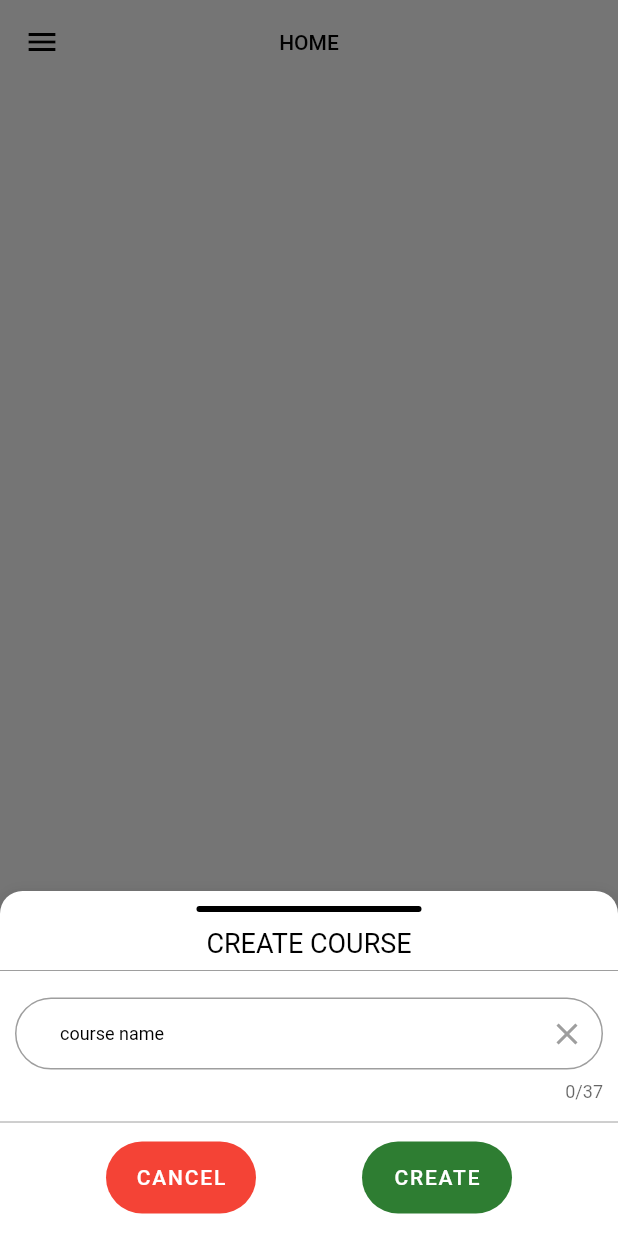
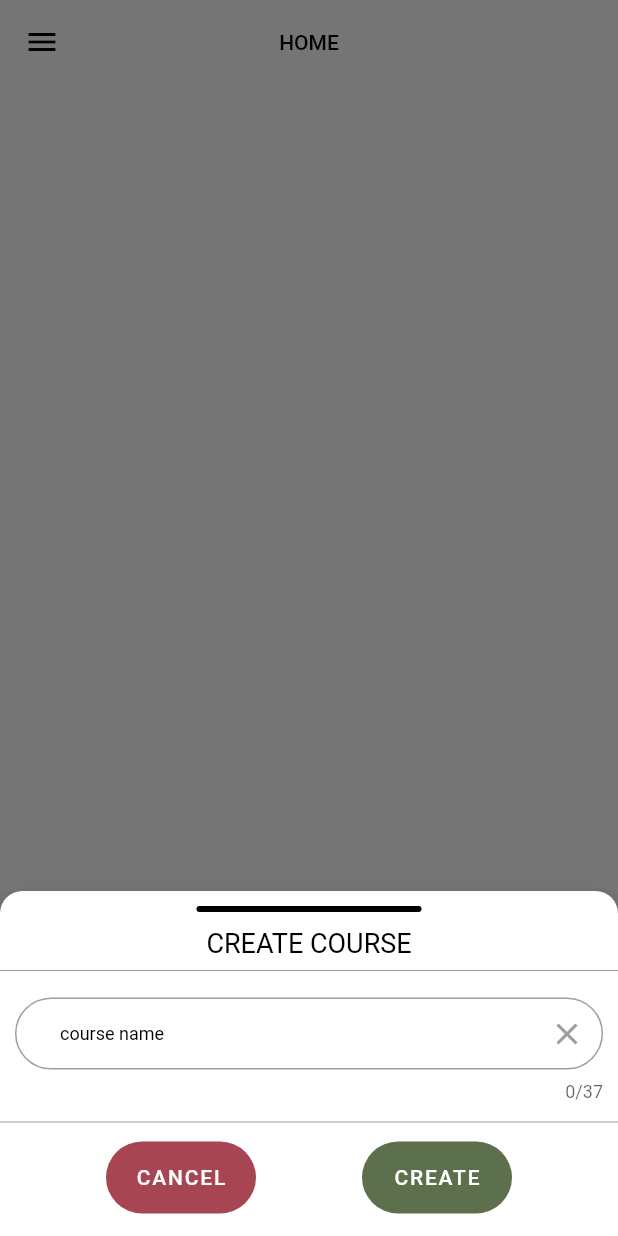
Before and after one commit to ahmed-alhelali/KKU_CONTEST_APPLICATION, a Flutter app: the InstructorWrapperScreen screen opened directly, after a tap on the "add" icon, on a phone screen of 412 x 824 dp. Run offline on Flutter 3.47's test engine with Material 2 defaults, Android fonts, the phone set to English and light mode, and no system bars; our stand-ins replace cloud_firestore, firebase_core, flutter_slidable, font_awesome_flutter, google_fonts, hexcolor and 1 more; missing offline and left inert: cupertino_stepper; accounts and stored records are empty; Roboto replaces fonts that are missing (Ubuntu).

Commit message:
change colors + ignore creation the course if it's already exist

```diff
--- a/lib/models/app_theme.dart
+++ b/lib/models/app_theme.dart
@@ -71,7 +71,7 @@ class AppTheme {
 
   static final lightTheme = ThemeData(
     scaffoldBackgroundColor: Colors.white,
-    backgroundColor: Colors.grey.shade100,
+    backgroundColor: Colors.grey.shade200,
     primaryColor: Colors.white,
     colorScheme: ColorScheme.light(),
     appBarTheme: AppBarTheme(
--- a/lib/widgets/instructor_widgets/instructor_widgets.dart
+++ b/lib/widgets/instructor_widgets/instructor_widgets.dart
@@ -3,6 +3,7 @@ import 'package:flutter/material.dart';
 import 'package:flutter/services.dart';
 import 'package:flutter_slidable/flutter_slidable.dart';
 import 'package:font_awesome_flutter/font_awesome_flutter.dart';
+import 'package:hexcolor/hexcolor.dart';
 import 'package:kku_contest_app/FirebaseAPI/firestore.dart';
 import 'package:kku_contest_app/localization/my_localization.dart';
 import 'package:kku_contest_app/models/app_theme.dart';
@@ -325,7 +326,7 @@ class InstructorWidgets {
                                   .getTranslatedValue("cancel"),
                               style: TextStyle(color: Colors.white),
                             ),
-                            backgroundColor: Colors.red,
+                            backgroundColor: HexColor("#A74552"),
                             onPressed: () {
                               Navigator.pop(context);
                             },
@@ -341,7 +342,7 @@ class InstructorWidgets {
                                   .getTranslatedValue("create"),
                               style: TextStyle(color: Colors.white),
                             ),
-                            backgroundColor: Colors.green.shade800,
+                            backgroundColor: HexColor("#5C704D"),
                             onPressed: () async {
                               CollectionReference newCourse = FirebaseFirestore
                                   .instance
```
